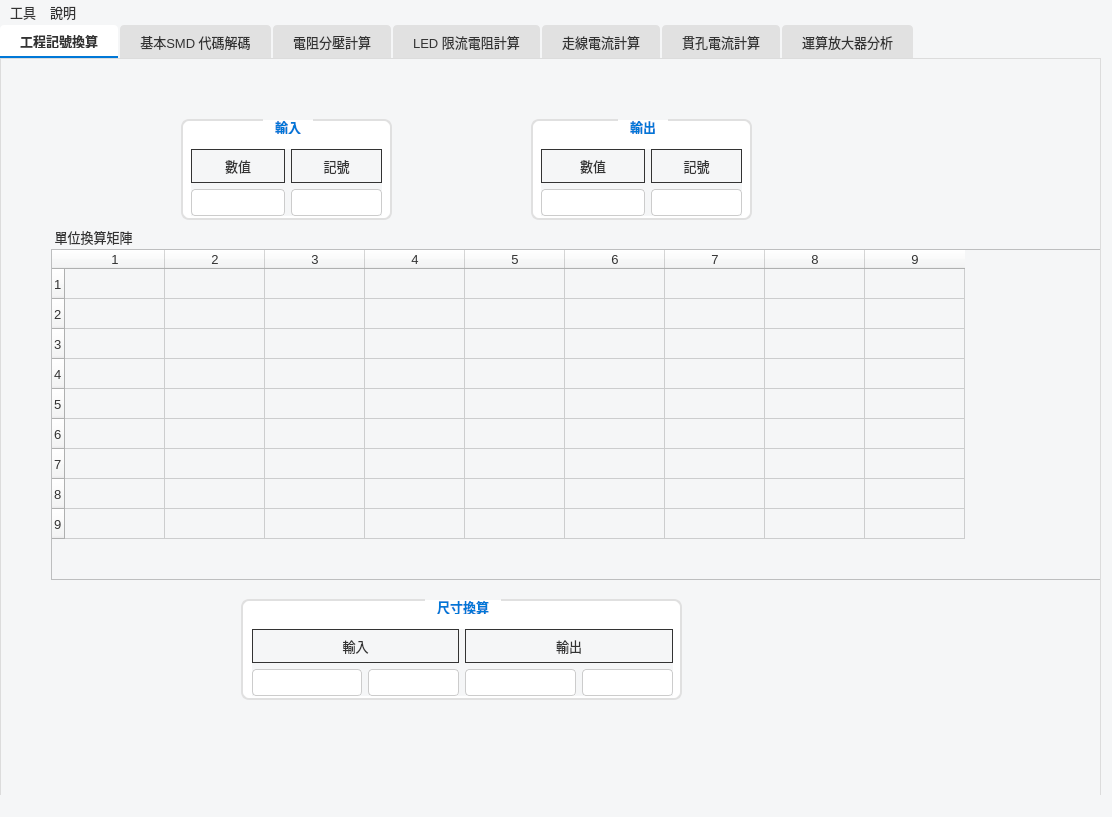
The window that mainwindow.ui (markscat/Scientific_computing) describes before a commit, drawn with Qt 5.
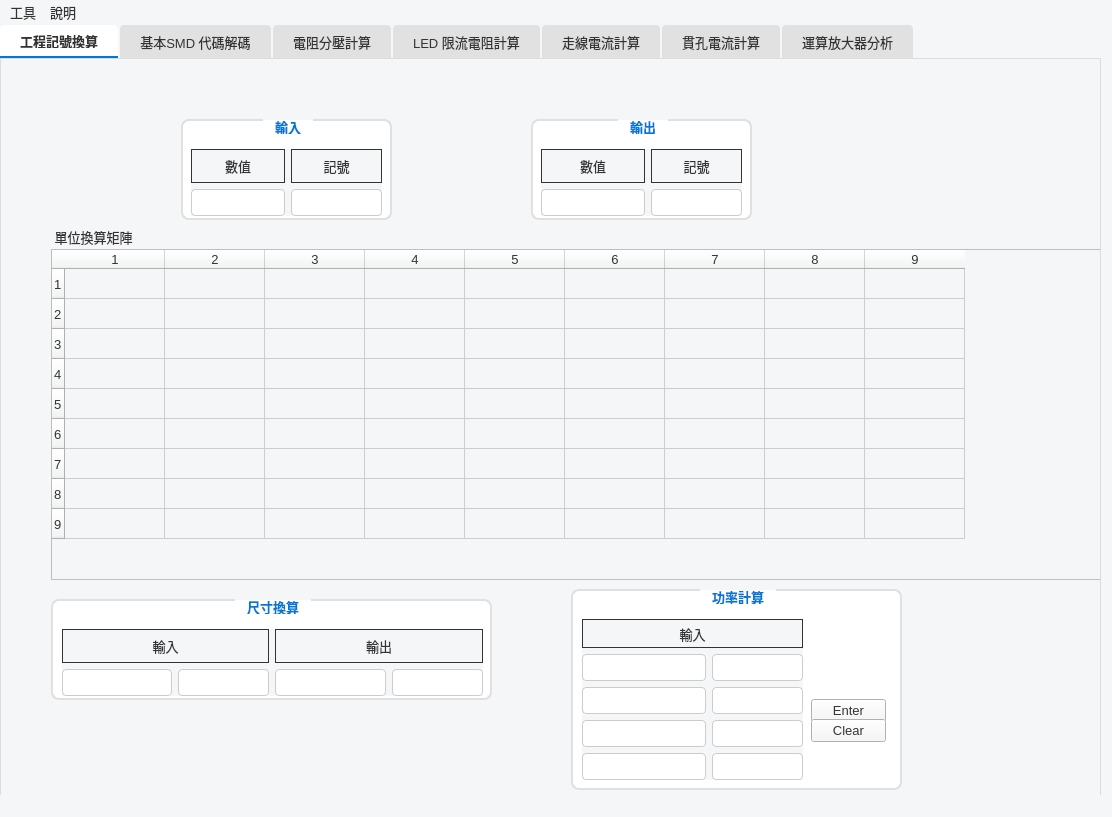
The same window after the commit.

Commit message: 新增功率計算

```diff
--- a/mainwindow.ui
+++ b/mainwindow.ui
@@ -272,7 +272,7 @@
      <widget class="QGroupBox" name="groupBox_2">
       <property name="geometry">
        <rect>
-        <x>240</x>
+        <x>50</x>
         <y>540</y>
         <width>441</width>
         <height>101</height>
@@ -339,6 +339,101 @@
        </layout>
       </widget>
      </widget>
+     <widget class="QGroupBox" name="groupBox_3">
+      <property name="geometry">
+       <rect>
+        <x>570</x>
+        <y>530</y>
+        <width>331</width>
+        <height>201</height>
+       </rect>
+      </property>
+      <property name="title">
+       <string>功率計算</string>
+      </property>
+      <property name="alignment">
+       <set>Qt::AlignmentFlag::AlignCenter</set>
+      </property>
+      <widget class="QWidget" name="layoutWidget_2">
+       <property name="geometry">
+        <rect>
+         <x>11</x>
+         <y>30</y>
+         <width>221</width>
+         <height>161</height>
+        </rect>
+       </property>
+       <layout class="QGridLayout" name="gridLayout_4">
+        <item row="1" column="0">
+         <widget class="QLineEdit" name="V_Input_lineEdit"/>
+        </item>
+        <item row="2" column="1">
+         <widget class="QComboBox" name="Amp_input_comboBox"/>
+        </item>
+        <item row="0" column="0" colspan="2">
+         <widget class="QLabel" name="label_10">
+          <property name="frameShape">
+           <enum>QFrame::Shape::Box</enum>
+          </property>
+          <property name="text">
+           <string>輸入</string>
+          </property>
+          <property name="alignment">
+           <set>Qt::AlignmentFlag::AlignCenter</set>
+          </property>
+         </widget>
+        </item>
+        <item row="2" column="0">
+         <widget class="QLineEdit" name="I_Input_lineEdit"/>
+        </item>
+        <item row="3" column="0">
+         <widget class="QLineEdit" name="R_Input_lineEdit"/>
+        </item>
+        <item row="1" column="1">
+         <widget class="QComboBox" name="V_input_comboBox"/>
+        </item>
+        <item row="3" column="1">
+         <widget class="QComboBox" name="Ohm_input_comboBox"/>
+        </item>
+        <item row="4" column="0">
+         <widget class="QLineEdit" name="Power_Input_lineEdit">
+          <property name="readOnly">
+           <bool>false</bool>
+          </property>
+         </widget>
+        </item>
+        <item row="4" column="1">
+         <widget class="QComboBox" name="Power_Input_comboBox"/>
+        </item>
+       </layout>
+      </widget>
+      <widget class="QPushButton" name="Enter_pushButton">
+       <property name="geometry">
+        <rect>
+         <x>240</x>
+         <y>110</y>
+         <width>75</width>
+         <height>23</height>
+        </rect>
+       </property>
+       <property name="text">
+        <string>Enter</string>
+       </property>
+      </widget>
+      <widget class="QPushButton" name="clearButton">
+       <property name="geometry">
+        <rect>
+         <x>240</x>
+         <y>130</y>
+         <width>75</width>
+         <height>23</height>
+        </rect>
+       </property>
+       <property name="text">
+        <string>Clear</string>
+       </property>
+      </widget>
+     </widget>
     </widget>
     <widget class="QWidget" name="tab_2">
      <attribute name="title">
```
The commit also changes 2 other files.
